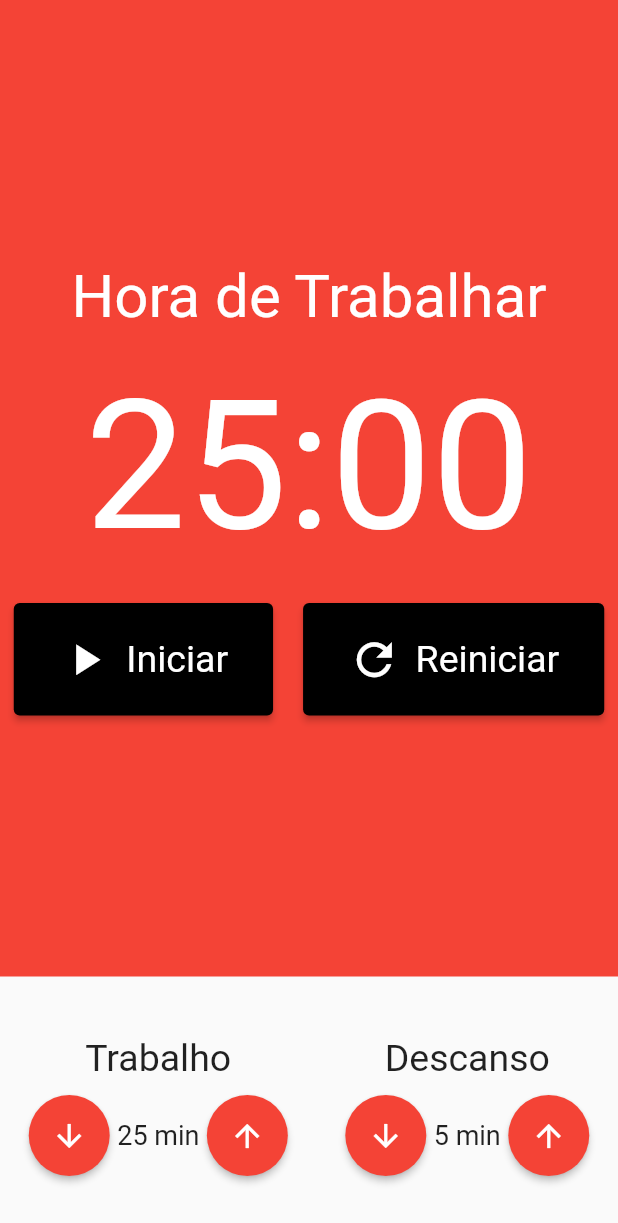
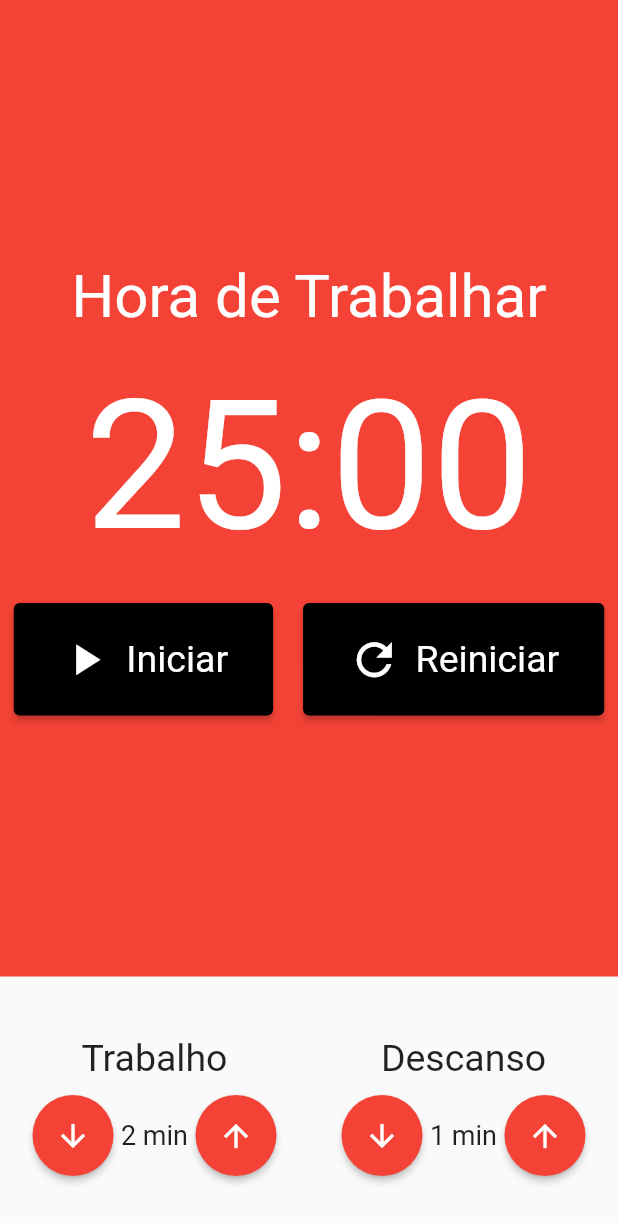
Before and after one commit to Gabrielhlc/pomodoro, a Flutter app: the screen it shows after launch, on a phone screen of 412 x 824 dp. Shown: the top 1223 px of the screen. Run offline on Flutter 3.47's test engine with Material 2 defaults, Android fonts, the phone set to English and light mode, and no system bars; our stand-ins replace flutter_mobx, mobx; generated files the repository leaves out were written again.

Commit message:
feat: inc n' dec

```diff
--- a/lib/components/entrada_tempo.dart
+++ b/lib/components/entrada_tempo.dart
@@ -3,10 +3,14 @@ import 'package:flutter/material.dart';
 class EntradaTempo extends StatelessWidget {
   final String title;
   final int value;
+  final void Function()? inc;
+  final void Function()? dec;
 
   const EntradaTempo({
     required this.value,
     required this.title,
+    this.inc,
+    this.dec,
     super.key,
   });
 
@@ -28,7 +32,7 @@ class EntradaTempo extends StatelessWidget {
           mainAxisAlignment: MainAxisAlignment.center,
           children: <Widget>[
             ElevatedButton(
-              onPressed: () {},
+              onPressed: dec,
               style: ElevatedButton.styleFrom(
                 shape: const CircleBorder(),
                 padding: const EdgeInsets.all(15),
@@ -46,7 +50,7 @@ class EntradaTempo extends StatelessWidget {
               ),
             ),
             ElevatedButton(
-              onPressed: () {},
+              onPressed: inc,
               style: ElevatedButton.styleFrom(
                 shape: const CircleBorder(),
                 padding: const EdgeInsets.all(15),
--- a/lib/main.dart
+++ b/lib/main.dart
@@ -1,4 +1,7 @@
 import 'package:flutter/material.dart';
+import 'package:provider/provider.dart';
+
+import 'package:pomodoro/store/pomodoro.store.dart';
 import 'package:pomodoro/pages/Pomodoro.dart';
 
 void main() {
@@ -10,12 +13,17 @@ class MyApp extends StatelessWidget {
 
   @override
   Widget build(BuildContext context) {
-    return MaterialApp(
-      title: 'Flutter Demo',
-      theme: ThemeData(
-        primarySwatch: Colors.blue,
+    return MultiProvider(
+      providers: [
+        Provider<PomodoroStore>(create: (ctx) => PomodoroStore()),
+      ],
+      child: MaterialApp(
+        title: 'Flutter Demo',
+        theme: ThemeData(
+          primarySwatch: Colors.blue,
+        ),
+        home: Pomodoro(),
       ),
-      home: Pomodoro(),
     );
   }
 }
--- a/lib/pages/pomodoro.dart
+++ b/lib/pages/pomodoro.dart
@@ -1,4 +1,9 @@
 import 'package:flutter/material.dart';
+import 'package:provider/provider.dart';
+import 'package:flutter_mobx/flutter_mobx.dart';
+
+import 'package:pomodoro/store/pomodoro.store.dart';
+
 import 'package:pomodoro/components/cronometro.dart';
 import 'package:pomodoro/components/entrada_tempo.dart';
 
@@ -7,29 +12,36 @@ class Pomodoro extends StatelessWidget {
 
   @override
   Widget build(BuildContext context) {
-    return const Scaffold(
+    final store = Provider.of<PomodoroStore>(context);
+
+    return Scaffold(
       body: Column(
         crossAxisAlignment: CrossAxisAlignment.stretch,
         children: <Widget>[
-          Expanded(
+          const Expanded(
             child: Cronometro(),
           ),
           Padding(
-            padding: EdgeInsets.symmetric(vertical: 40),
-            child: Row(
+              padding: const EdgeInsets.symmetric(vertical: 40),
+              child: Observer(
+                builder: (_) => Row(
                   mainAxisAlignment: MainAxisAlignment.spaceAround,
                   children: <Widget>[
                     EntradaTempo(
-                  value: 25,
+                      value: store.tempoTrabalho,
                       title: 'Trabalho',
+                      inc: store.incrementarTempoTrabalho,
+                      dec: store.decrementarTempoTrabalho,
                     ),
                     EntradaTempo(
-                  value: 5,
+                      value: store.tempoDescanso,
                       title: 'Descanso',
+                      inc: store.incrementarTempoDescanso,
+                      dec: store.decrementarTempoDescanso,
                     ),
                   ],
                 ),
-          ),
+              )),
         ],
       ),
     );
```
Also changed, not shown: lib/store/pomodoro.store.dart (added, +33 -0 lines), lib/store/pomodoro.store.g.dart (added). Lines whose indentation alone changed are shown as unchanged.
